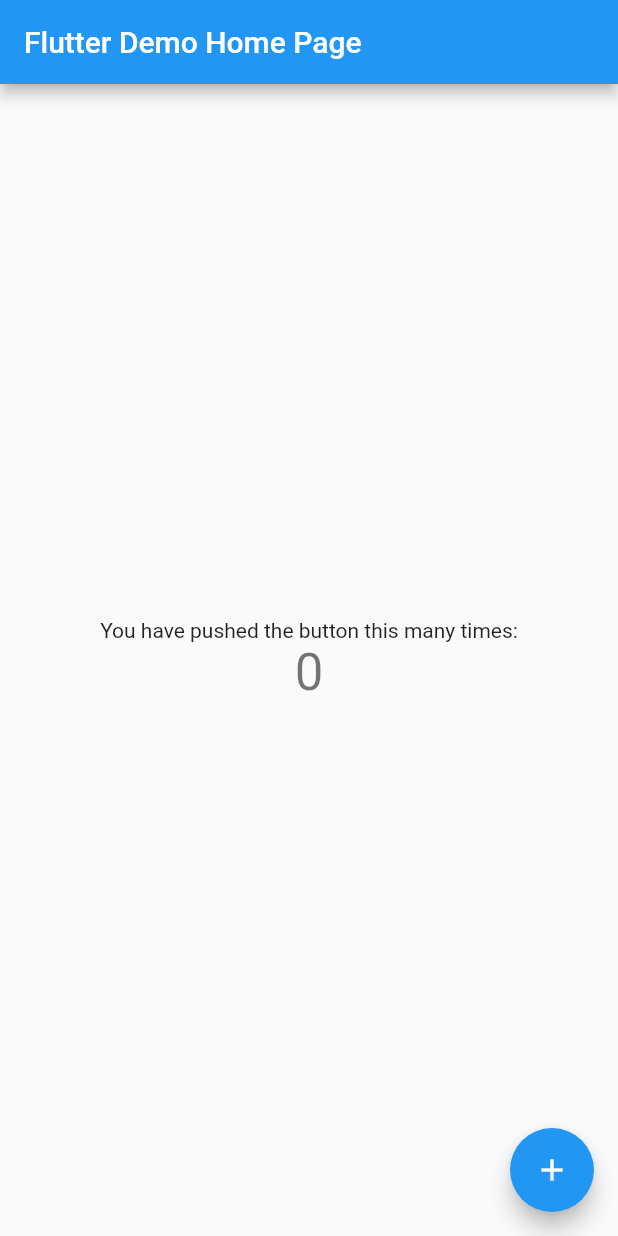
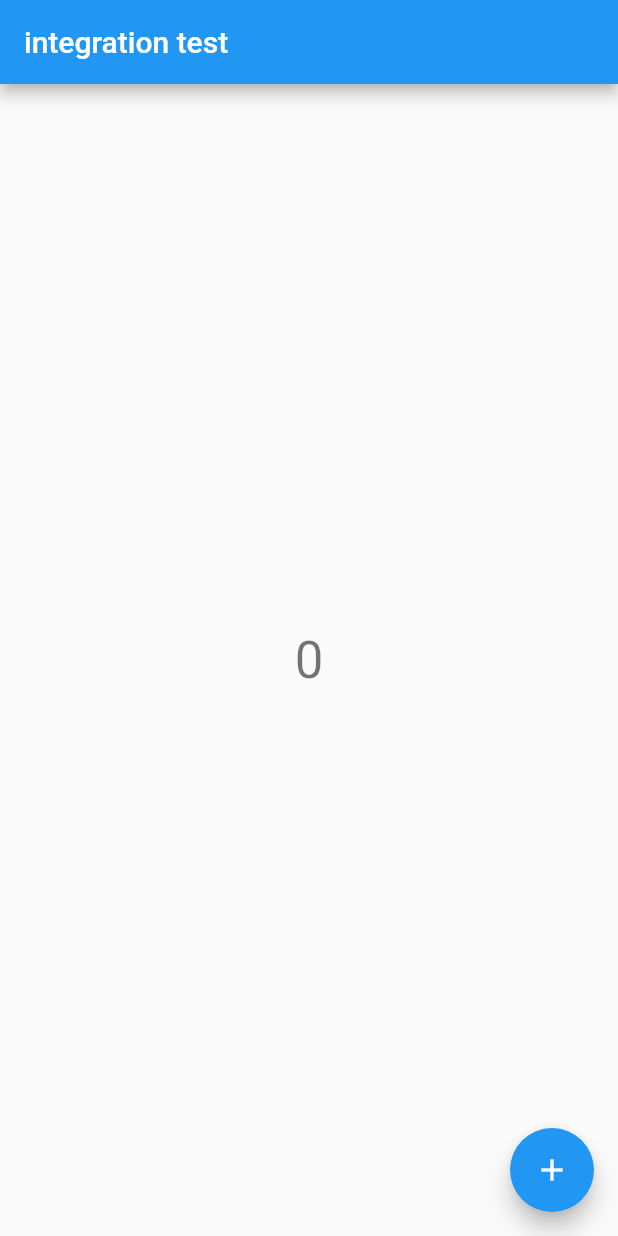
Before and after one commit to morio77/flutter_integration_test, a Flutter app: the screen it shows after launch, on a phone screen of 412 x 824 dp. Run offline on Flutter 3.47's test engine with Material 2 defaults, Android fonts, the phone set to English and light mode, and no system bars.

Commit message:
テスト対象のアプリを作成

```diff
--- a/lib/main.dart
+++ b/lib/main.dart
@@ -7,41 +7,20 @@ void main() {
 class MyApp extends StatelessWidget {
   const MyApp({Key? key}) : super(key: key);
 
-  // This widget is the root of your application.
   @override
   Widget build(BuildContext context) {
     return MaterialApp(
-      title: 'Flutter Demo',
+      title: 'Integration Test',
       theme: ThemeData(
-        // This is the theme of your application.
-        //
-        // Try running your application with "flutter run". You'll see the
-        // application has a blue toolbar. Then, without quitting the app, try
-        // changing the primarySwatch below to Colors.green and then invoke
-        // "hot reload" (press "r" in the console where you ran "flutter run",
-        // or simply save your changes to "hot reload" in a Flutter IDE).
-        // Notice that the counter didn't reset back to zero; the application
-        // is not restarted.
         primarySwatch: Colors.blue,
       ),
-      home: const MyHomePage(title: 'Flutter Demo Home Page'),
+      home: const MyHomePage(),
     );
   }
 }
 
 class MyHomePage extends StatefulWidget {
-  const MyHomePage({Key? key, required this.title}) : super(key: key);
-
-  // This widget is the home page of your application. It is stateful, meaning
-  // that it has a State object (defined below) that contains fields that affect
-  // how it looks.
-
-  // This class is the configuration for the state. It holds the values (in this
-  // case the title) provided by the parent (in this case the App widget) and
-  // used by the build method of the State. Fields in a Widget subclass are
-  // always marked "final".
-
-  final String title;
+  const MyHomePage({Key? key}) : super(key: key);
 
   @override
   State<MyHomePage> createState() => _MyHomePageState();
@@ -52,60 +31,25 @@ class _MyHomePageState extends State<MyHomePage> {
 
   void _incrementCounter() {
     setState(() {
-      // This call to setState tells the Flutter framework that something has
-      // changed in this State, which causes it to rerun the build method below
-      // so that the display can reflect the updated values. If we changed
-      // _counter without calling setState(), then the build method would not be
-      // called again, and so nothing would appear to happen.
       _counter++;
     });
   }
 
   @override
   Widget build(BuildContext context) {
-    // This method is rerun every time setState is called, for instance as done
-    // by the _incrementCounter method above.
-    //
-    // The Flutter framework has been optimized to make rerunning build methods
-    // fast, so that you can just rebuild anything that needs updating rather
-    // than having to individually change instances of widgets.
     return Scaffold(
       appBar: AppBar(
-        // Here we take the value from the MyHomePage object that was created by
-        // the App.build method, and use it to set our appbar title.
-        title: Text(widget.title),
+        title: const Text('integration test'),
       ),
       body: Center(
-        // Center is a layout widget. It takes a single child and positions it
-        // in the middle of the parent.
-        child: Column(
-          // Column is also a layout widget. It takes a list of children and
-          // arranges them vertically. By default, it sizes itself to fit its
-          // children horizontally, and tries to be as tall as its parent.
-          //
-          // Invoke "debug painting" (press "p" in the console, choose the
-          // "Toggle Debug Paint" action from the Flutter Inspector in Android
-          // Studio, or the "Toggle Debug Paint" command in Visual Studio Code)
-          // to see the wireframe for each widget.
-          //
-          // Column has various properties to control how it sizes itself and
-          // how it positions its children. Here we use mainAxisAlignment to
-          // center the children vertically; the main axis here is the vertical
-          // axis because Columns are vertical (the cross axis would be
-          // horizontal).
-          mainAxisAlignment: MainAxisAlignment.center,
-          children: <Widget>[
-            const Text(
-              'You have pushed the button this many times:',
-            ),
-            Text(
-              '$_counter',
-              style: Theme.of(context).textTheme.headline4,
-            ),
-          ],
+        child: Text(
+          '$_counter',
+          key: const Key('countText'),
+          style: Theme.of(context).textTheme.headline4,
         ),
       ),
       floatingActionButton: FloatingActionButton(
+        key: const Key('button'),
         onPressed: _incrementCounter,
         tooltip: 'Increment',
         child: const Icon(Icons.add),
```
